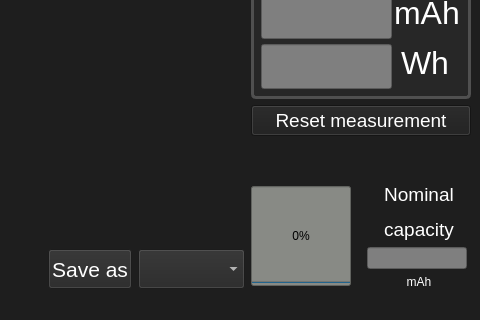
Old version of the form desktop_app/prj/electronic_load_app.ui in the repository Dominik-Workshop/Electronic_load; both pictures show x 589 to 1069 and y 415 to 735 of the 1069 by 735 pixel window.
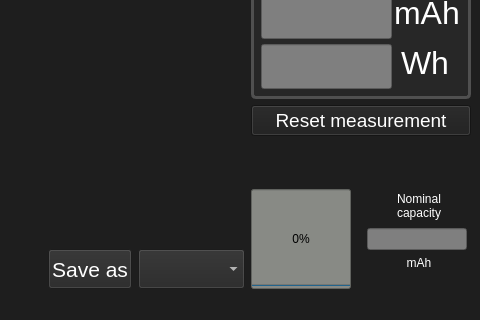
New version of the form. Custom widgets are drawn as their Qt base class.

```diff
--- a/desktop_app/prj/electronic_load_app.ui
+++ b/desktop_app/prj/electronic_load_app.ui
@@ -796,7 +796,7 @@
         </item>
         <item>
          <layout class="QVBoxLayout" name="verticalLayout_2">
-          <item>
+          <item alignment="Qt::AlignHCenter">
            <widget class="QLabel" name="label_11">
             <property name="font">
              <font>
@@ -808,12 +808,8 @@
 border-width: 0</string>
             </property>
             <property name="text">
-             <string>&lt;!DOCTYPE HTML PUBLIC &quot;-//W3C//DTD HTML 4.0//EN&quot; &quot;http://www.w3.org/TR/REC-html40/strict.dtd&quot;&gt;
-&lt;html&gt;&lt;head&gt;&lt;meta name=&quot;qrichtext&quot; content=&quot;1&quot; /&gt;&lt;style type=&quot;text/css&quot;&gt;
-p, li { white-space: pre-wrap; }
-&lt;/style&gt;&lt;/head&gt;&lt;body style=&quot; font-family:'Ubuntu'; font-size:11pt; font-weight:400; font-style:normal;&quot;&gt;
-&lt;p align=&quot;center&quot; style=&quot; margin-top:12px; margin-bottom:12px; margin-left:0px; margin-right:0px; -qt-block-indent:0; text-indent:0px;&quot;&gt;&lt;span style=&quot; font-size:14pt;&quot;&gt;Nominal&lt;/span&gt;&lt;/p&gt;
-&lt;p align=&quot;center&quot; style=&quot; margin-top:12px; margin-bottom:12px; margin-left:0px; margin-right:0px; -qt-block-indent:0; text-indent:0px;&quot;&gt;&lt;span style=&quot; font-size:14pt;&quot;&gt;capacity&lt;/span&gt;&lt;/p&gt;&lt;/body&gt;&lt;/html&gt;</string>
+             <string>Nominal 
+capacity</string>
             </property>
            </widget>
           </item>
@@ -842,7 +838,7 @@
             </property>
            </widget>
           </item>
-          <item>
+          <item alignment="Qt::AlignTop">
            <widget class="QLabel" name="label_12">
             <property name="styleSheet">
              <string notr="true">color: rgb(255, 255, 255);
```
Left out of the diff: 7 changed lines with no effect on the pictures.
